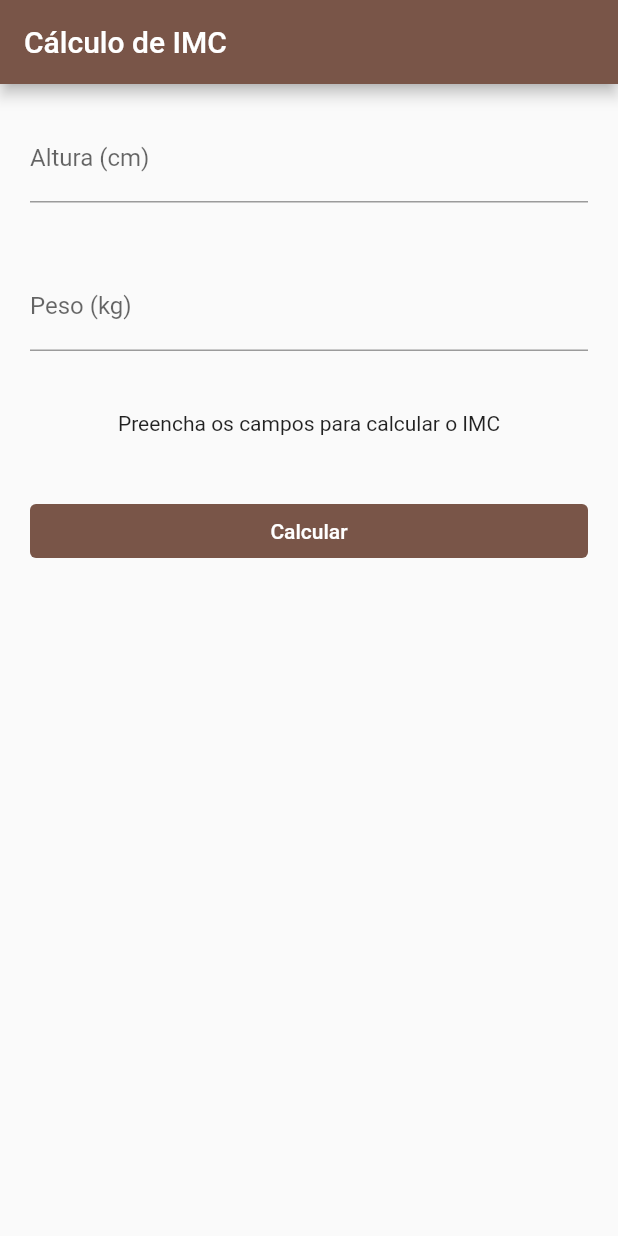
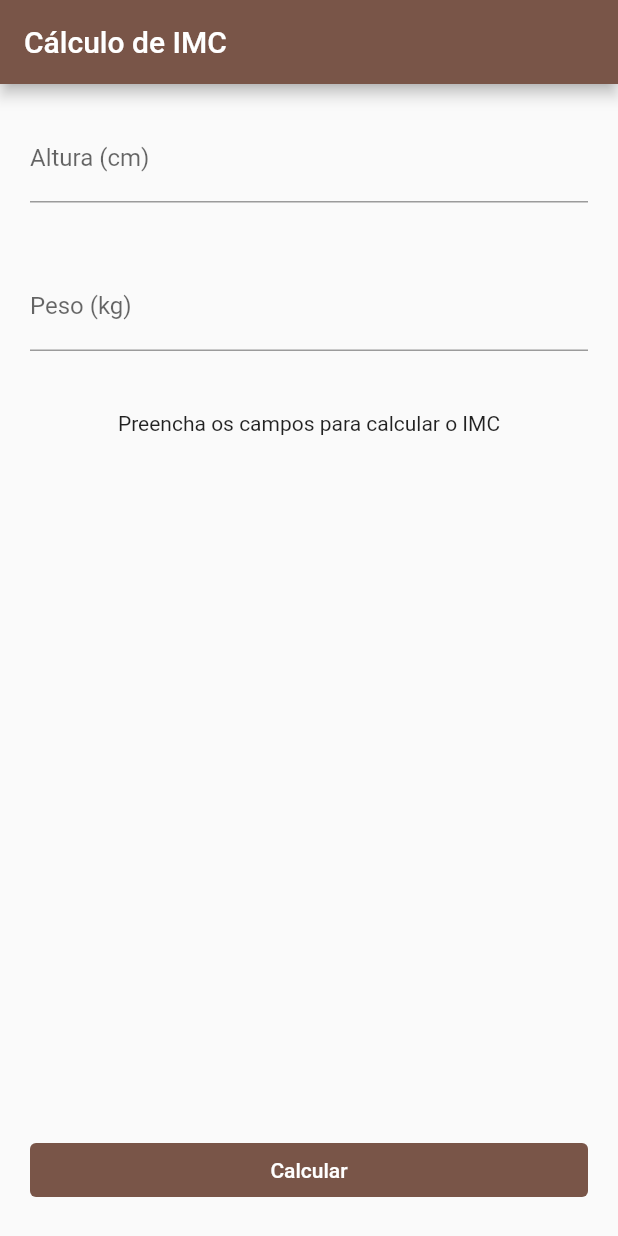
Before and after one commit to claylton/imc, a Flutter app: the screen it shows after launch, after a tap on "Calcular", on a phone screen of 412 x 824 dp. Run offline on Flutter 3.47's test engine with Material 2 defaults, Android fonts, the phone set to English and light mode, and no system bars; our stand-ins replace mask_text_input_formatter.

Commit message:
🌈 style(android): Change button page android
Put button in footer

```diff
--- a/lib/ui/android/pages/home_page.dart
+++ b/lib/ui/android/pages/home_page.dart
@@ -17,7 +17,10 @@ class _HomePageState extends State<HomePage> {
       appBar: AppBar(
         title: const Text('Cálculo de IMC'),
       ),
-      body: ListView(
+      body: Column(
+        children: <Widget>[
+          Expanded(
+            child: ListView(
               children: <Widget>[
                 Padding(
                   padding: const EdgeInsets.all(20),
@@ -44,8 +47,13 @@ class _HomePageState extends State<HomePage> {
                     textAlign: TextAlign.center,
                   ),
                 ),
+              ],
+            ),
+          ),
           Padding(
             padding: const EdgeInsets.all(20),
+            child: SizedBox(
+              width: double.infinity,
               child: TextButton(
                 style: TextButton.styleFrom(
                   backgroundColor: Theme.of(context).primaryColor,
@@ -57,10 +65,12 @@ class _HomePageState extends State<HomePage> {
                   ),
                 ),
                 onPressed: () {
+                  FocusScope.of(context).unfocus();
                   setState(() {
                     bloc.calculate();
                   });
                 },
+              ),
             ),
           ),
         ],
```
Lines whose indentation alone changed are shown as unchanged.
